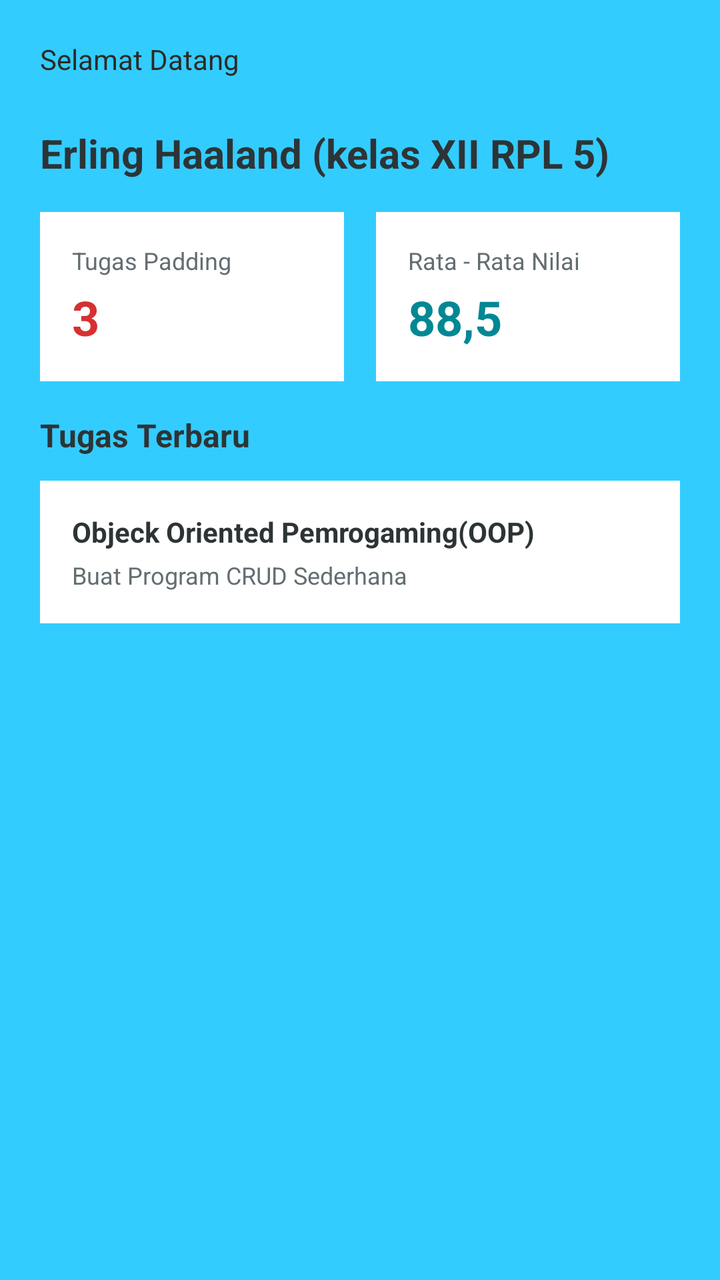
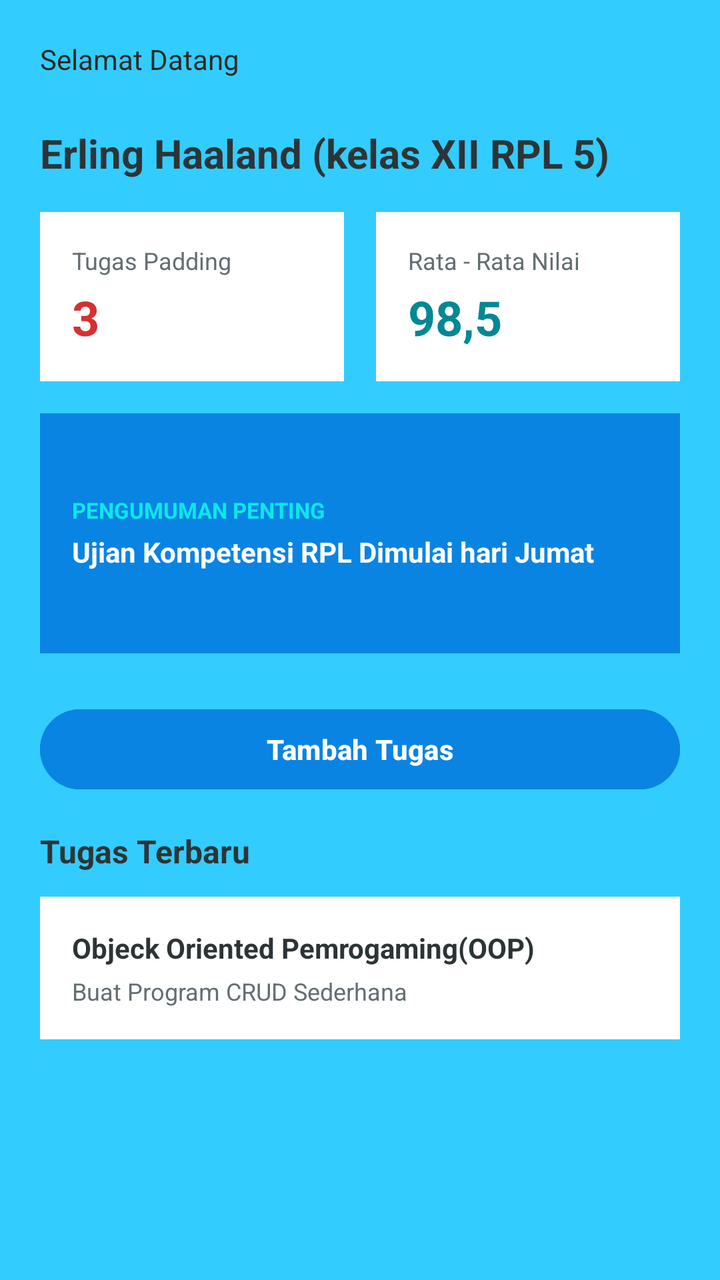

An Android layout rendered at two revisions. The XML below is the earlier revision; the diff shows what the commit changed to produce the second picture.
<!-- AndroidManifest.xml: application theme Theme.ManagementApp -->
<!-- res/layout/activity_main.xml -->
<?xml version="1.0" encoding="utf-8"?>
<LinearLayout
    xmlns:android="http://schemas.android.com/apk/res/android"
    android:layout_width="match_parent"
    android:layout_height="match_parent"
    android:orientation="vertical"
    android:background="#33CCFF"
    android:padding="20dp">

    
    <LinearLayout
        android:layout_width="match_parent"
        android:layout_height="wrap_content"
        android:orientation="vertical"
        android:layout_marginBottom="24dp">

        <TextView
            android:layout_width="wrap_content"
            android:layout_height="wrap_content"
            android:text="Selamat Datang"
            android:textSize="14sp"
            android:textColor="#2D2A26"/>
    </LinearLayout>

    
    <LinearLayout
        android:layout_width="match_parent"
        android:layout_height="wrap_content"
        android:orientation="vertical"
        android:layout_marginBottom="16dp">

        <TextView
            android:id="@+id/tvNamaSiswa"
            android:layout_width="wrap_content"
            android:layout_height="wrap_content"
            android:text="Erling Haaland (kelas XII RPL 5)"
            android:textSize="20sp"
            android:textStyle="bold"
            android:textColor="#2D3436"/>
    </LinearLayout>

    
    <LinearLayout
        android:layout_width="match_parent"
        android:layout_height="wrap_content"
        android:orientation="horizontal"
        android:layout_marginBottom="16dp">

        
        <LinearLayout
            android:layout_width="0dp"
            android:layout_height="wrap_content"
            android:layout_weight="1"
            android:orientation="vertical"
            android:background="#FFFFFF"
            android:padding="16dp"
            android:layout_marginEnd="8dp">

            <TextView
                android:layout_width="wrap_content"
                android:layout_height="wrap_content"
                android:text="Tugas Padding"
                android:textSize="12sp"
                android:textColor="#636E72"/>

            <TextView
                android:id="@+id/tvJumlahTugas"
                android:layout_width="wrap_content"
                android:layout_height="wrap_content"
                android:text="3"
                android:textSize="24sp"
                android:textStyle="bold"
                android:textColor="#D63031"
                android:layout_marginTop="4dp"/>
        </LinearLayout>

        
        <LinearLayout
            android:layout_width="0dp"
            android:layout_height="wrap_content"
            android:layout_weight="1"
            android:orientation="vertical"
            android:background="#FFFFFF"
            android:padding="16dp"
            android:layout_marginStart="8dp">

            <TextView
                android:layout_width="wrap_content"
                android:layout_height="wrap_content"
                android:text="Rata - Rata Nilai"
                android:textSize="12sp"
                android:textColor="#636E72"/>

            <TextView
                android:id="@+id/tvRataNilai"
                android:layout_width="wrap_content"
                android:layout_height="wrap_content"
                android:text="88,5"
                android:textSize="24sp"
                android:textStyle="bold"
                android:textColor="#008894"
                android:layout_marginTop="4dp"/>
        </LinearLayout>

    </LinearLayout>

    
    <TextView
        android:layout_width="wrap_content"
        android:layout_height="wrap_content"
        android:text="Tugas Terbaru"
        android:textSize="16sp"
        android:textStyle="bold"
        android:textColor="#2D3436"
        android:layout_marginBottom="12dp"/>

    <LinearLayout
        android:layout_width="match_parent"
        android:layout_height="wrap_content"
        android:orientation="vertical"
        android:background="#FFFFFF"
        android:padding="16dp">

        <TextView
            android:layout_width="wrap_content"
            android:layout_height="wrap_content"
            android:text="Objeck Oriented Pemrogaming(OOP)"
            android:textSize="14sp"
            android:textStyle="bold"
            android:textColor="#2D3436"/>

        <TextView
            android:layout_width="wrap_content"
            android:layout_height="wrap_content"
            android:text="Buat Program CRUD Sederhana"
            android:textSize="12sp"
            android:textColor="#636E72"
            android:layout_marginTop="4dp"/>

    </LinearLayout>

</LinearLayout>
<!-- resources referenced by this layout -->
<resources>
  <style name="Theme.ManagementApp" parent="Base.Theme.ManagementApp" />
  <style name="Base.Theme.ManagementApp" parent="Theme.Material3.DayNight.NoActionBar">
          
          
      </style>
</resources>

<!-- the commit's change to res/layout/activity_main.xml (unified diff, before → after) -->
@@ -1,6 +1,11 @@
 <?xml version="1.0" encoding="utf-8"?>
+<FrameLayout
+    xmlns:android="http://schemas.android.com/apk/res/android"
+    android:layout_width="match_parent"
+    android:layout_height="match_parent"
+    android:background="#FFFFFF">
+
 <LinearLayout
-    xmlns:android="http://schemas.android.com/apk/res/android"
     android:layout_width="match_parent"
     android:layout_height="match_parent"
     android:orientation="vertical"
@@ -95,14 +100,66 @@
                 android:id="@+id/tvRataNilai"
                 android:layout_width="wrap_content"
                 android:layout_height="wrap_content"
-                android:text="88,5"
+                android:text="98,5"
                 android:textSize="24sp"
                 android:textStyle="bold"
                 android:textColor="#008894"
                 android:layout_marginTop="4dp"/>
         </LinearLayout>
-
-    </LinearLayout>
+    </LinearLayout>
+
+    
+    <FrameLayout
+        android:layout_width="match_parent"
+        android:layout_height="120dp"
+        android:layout_marginBottom="24dp">
+
+        
+        <View
+            android:layout_width="match_parent"
+            android:layout_height="match_parent"
+            android:background="#0984E3"/>
+
+        
+        <LinearLayout
+            android:layout_width="match_parent"
+            android:layout_height="match_parent"
+            android:orientation="vertical"
+            android:padding="16dp"
+            android:gravity="center_vertical">
+
+            <TextView
+                android:layout_width="wrap_content"
+                android:layout_height="wrap_content"
+                android:text="PENGUMUMAN PENTING"
+                android:textSize="11sp"
+                android:textColor="#0FE6E9"
+                android:textStyle="bold"/>
+
+            <TextView
+                android:layout_width="wrap_content"
+                android:layout_height="wrap_content"
+                android:text="Ujian Kompetensi RPL Dimulai hari Jumat"
+                android:textSize="14sp"
+                android:textColor="#FFFFFF"
+                android:textStyle="bold"
+                android:layout_marginTop="4dp"/>
+        </LinearLayout>
+
+
+    </FrameLayout>
+
+    
+    <Button
+        android:layout_width="match_parent"
+        android:layout_height="wrap_content"
+        android:id="@+id/TombolForm"
+        android:text="Tambah Tugas"
+        android:textColor="#FFFFFF"
+        android:backgroundTint="#0984E3"
+        android:layout_marginBottom="16dp"
+        android:textSize="14sp"
+        android:textStyle="bold"/>
 
     
     <TextView
@@ -139,4 +196,5 @@
 
     </LinearLayout>
 
-</LinearLayout>
+ </LinearLayout>
+</FrameLayout>
